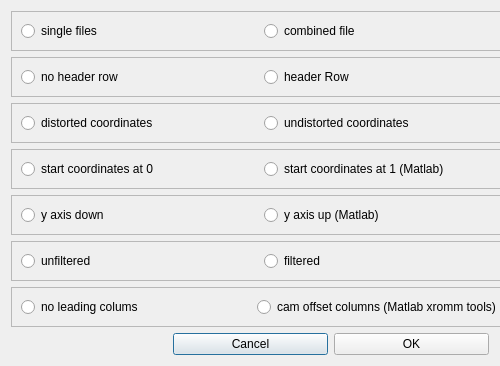
Before: the Qt Designer form src/ui/ui-files/PointImportExportDialog.ui in XROMMPackages/xmalab, drawn with Qt 5.
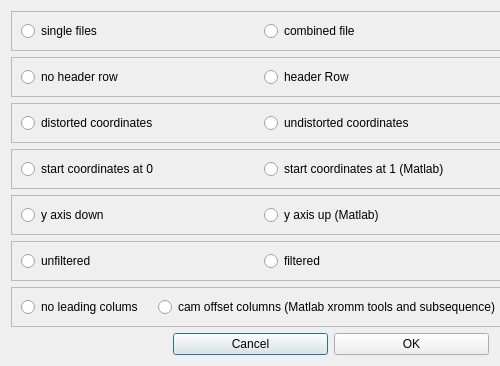
After: the same form once the commit is applied.

Commit message: fixes #33 : 3D Points and transformations can be exported for a subsequence if the frame column is enabled

```diff
--- a/src/ui/ui-files/PointImportExportDialog.ui
+++ b/src/ui/ui-files/PointImportExportDialog.ui
@@ -205,7 +205,7 @@
       <item row="0" column="1">
        <widget class="QRadioButton" name="radioButton_OffsetCols">
         <property name="text">
-         <string>cam offset columns (Matlab xromm tools)</string>
+         <string>cam offset columns (Matlab xromm tools and subsequence)</string>
         </property>
        </widget>
       </item>
```
The commit also changes 5 other files.
